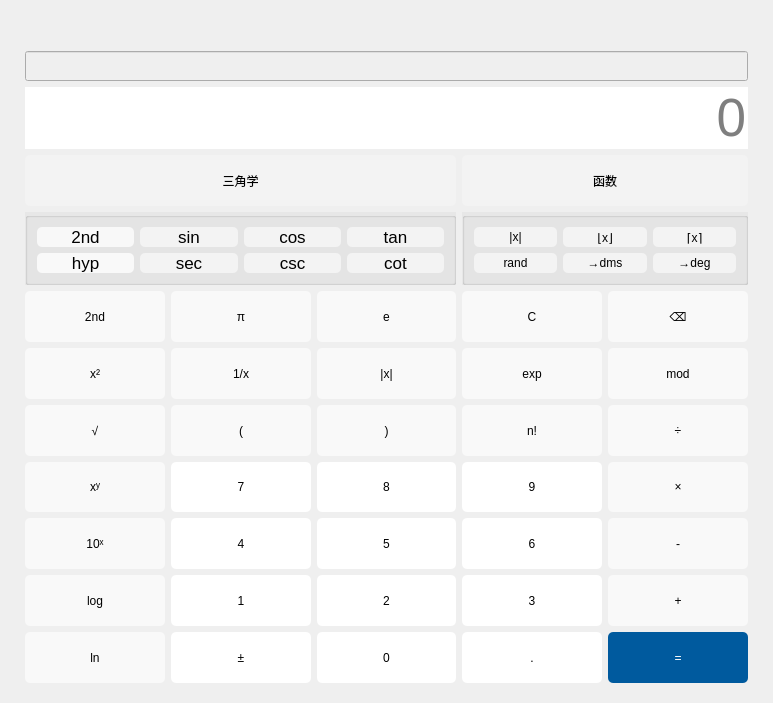
Old version of the form painting.ui in the repository Hongxy-prodigal/Calculator.
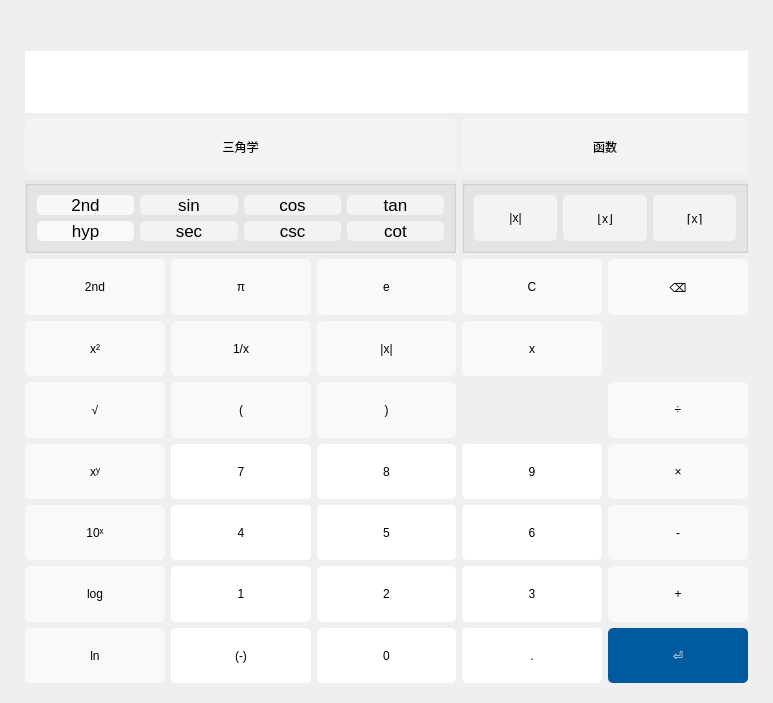
New version of the form. The open tabs and pages were chosen to show the change. Icons and pictures are not drawn. Custom widgets are drawn as their Qt base class.

Commit message: complete the painting and all part

What changed in the file:
```diff
--- a/painting.ui
+++ b/painting.ui
@@ -69,7 +69,7 @@
    <item row="1" column="0">
     <widget class="QStackedWidget" name="stackedWidget">
      <property name="currentIndex">
-      <number>1</number>
+      <number>0</number>
      </property>
      <widget class="QWidget" name="pageOutput">
       <layout class="QGridLayout" name="gridLayout_7">
@@ -95,57 +95,10 @@
           <number>0</number>
          </property>
          <item row="0" column="0">
-          <widget class="QLineEdit" name="addDisplay">
-           <property name="enabled">
-            <bool>false</bool>
-           </property>
-           <property name="minimumSize">
-            <size>
-             <width>0</width>
-             <height>30</height>
-            </size>
-           </property>
-           <property name="text">
-            <string/>
-           </property>
-           <property name="alignment">
-            <set>Qt::AlignRight|Qt::AlignTrailing|Qt::AlignVCenter</set>
-           </property>
-          </widget>
-         </item>
-         <item row="1" column="0">
           <layout class="QGridLayout" name="gridLayout_2">
            <property name="sizeConstraint">
             <enum>QLayout::SetDefaultConstraint</enum>
            </property>
-           <item row="5" column="5">
-            <widget class="QPushButton" name="btnMod">
-             <property name="sizePolicy">
-              <sizepolicy hsizetype="Preferred" vsizetype="Preferred">
-               <horstretch>0</horstretch>
-               <verstretch>0</verstretch>
-              </sizepolicy>
-             </property>
-             <property name="styleSheet">
-              <string notr="true">QPushButton:hover{
-	background-color: rgb(246, 246, 246);
-}
-QPushButton:!hover{
-	background-color:rgb(249, 249, 249);
-	font: 12pt &quot;Arial&quot;;
-}</string>
-             </property>
-             <property name="text">
-              <string>mod</string>
-             </property>
-             <property name="default">
-              <bool>false</bool>
-             </property>
-             <property name="flat">
-              <bool>false</bool>
-             </property>
-            </widget>
-           </item>
            <item row="8" column="2">
             <widget class="QPushButton" name="btnNum7">
              <property name="sizePolicy">
@@ -283,34 +236,6 @@
              </property>
             </widget>
            </item>
-           <item row="5" column="4">
-            <widget class="QPushButton" name="btnExp">
-             <property name="sizePolicy">
-              <sizepolicy hsizetype="Preferred" vsizetype="Preferred">
-               <horstretch>0</horstretch>
-               <verstretch>0</verstretch>
-              </sizepolicy>
-             </property>
-             <property name="styleSheet">
-              <string notr="true">QPushButton:hover{
-	background-color: rgb(246, 246, 246);
-}
-QPushButton:!hover{
-	background-color:rgb(249, 249, 249);
-	font: 12pt &quot;Arial&quot;;
-}</string>
-             </property>
-             <property name="text">
-              <string>exp</string>
-             </property>
-             <property name="default">
-              <bool>false</bool>
-             </property>
-             <property name="flat">
-              <bool>false</bool>
-             </property>
-            </widget>
-           </item>
            <item row="10" column="5">
             <widget class="QPushButton" name="btnPlus">
              <property name="sizePolicy">
@@ -899,7 +824,7 @@
             </widget>
            </item>
            <item row="11" column="5">
-            <widget class="QPushButton" name="btnEqual">
+            <widget class="QPushButton" name="btnReturn">
              <property name="sizePolicy">
               <sizepolicy hsizetype="Preferred" vsizetype="Preferred">
                <horstretch>0</horstretch>
@@ -909,16 +834,16 @@
              <property name="styleSheet">
               <string notr="true">QPushButton:hover{
 	background-color: rgb(25, 106, 167);
-	font: 30pt &quot;Arial&quot;;
+	font: 16pt &quot;Arial&quot;;
 }
 QPushButton:!hover{
 	background-color:rgb(0, 90, 158);
 	color:rgb(255,255,255);
-	font: 25pt &quot;Arial&quot;;
+	font: 12pt &quot;Arial&quot;;
 }</string>
              </property>
              <property name="text">
-              <string>=</string>
+              <string>⏎</string>
              </property>
              <property name="checkable">
               <bool>false</bool>
@@ -961,34 +886,6 @@
              </property>
             </widget>
            </item>
-           <item row="6" column="4">
-            <widget class="QPushButton" name="btnFactorial">
-             <property name="sizePolicy">
-              <sizepolicy hsizetype="Preferred" vsizetype="Preferred">
-               <horstretch>0</horstretch>
-               <verstretch>0</verstretch>
-              </sizepolicy>
-             </property>
-             <property name="styleSheet">
-              <string notr="true">QPushButton:hover{
-	background-color: rgb(246, 246, 246);
-}
-QPushButton:!hover{
-	background-color:rgb(249, 249, 249);
-	font: 12pt &quot;Arial&quot;;
-}</string>
-             </property>
-             <property name="text">
-              <string>n!</string>
-             </property>
-             <property name="default">
-              <bool>false</bool>
-             </property>
-             <property name="flat">
-              <bool>false</bool>
-             </property>
-            </widget>
-           </item>
            <item row="9" column="4">
             <widget class="QPushButton" name="btnNum6">
              <property name="sizePolicy">
@@ -1060,7 +957,7 @@
 }</string>
              </property>
              <property name="text">
-              <string>±</string>
+              <string>(-)</string>
              </property>
              <property name="default">
               <bool>false</bool>
@@ -1072,6 +969,9 @@
            </item>
            <item row="1" column="1" colspan="5">
             <widget class="QLineEdit" name="display">
+             <property name="enabled">
+              <bool>true</bool>
+             </property>
              <property name="sizePolicy">
               <sizepolicy hsizetype="Preferred" vsizetype="Preferred">
                <horstretch>0</horstretch>
@@ -1106,8 +1006,11 @@
              <property name="alignment">
               <set>Qt::AlignRight|Qt::AlignTrailing|Qt::AlignVCenter</set>
              </property>
+             <property name="readOnly">
+              <bool>false</bool>
+             </property>
              <property name="placeholderText">
-              <string>0</string>
+              <string/>
              </property>
             </widget>
            </item>
@@ -1502,126 +1405,6 @@
                 </property>
                </widget>
               </item>
-              <item row="1" column="2">
-               <widget class="QPushButton" name="btnDeg">
-                <property name="sizePolicy">
-                 <sizepolicy hsizetype="Preferred" vsizetype="Preferred">
-                  <horstretch>0</horstretch>
-                  <verstretch>0</verstretch>
-                 </sizepolicy>
-                </property>
-                <property name="styleSheet">
-                 <string notr="true">QPushButton:hover{
-	background-color: rgb(239, 239, 239);
-}
-QPushButton:!hover{
-	background-color:rgb(243, 243, 243);
-}
-QPushButton{
-	font: 13pt &quot;Arial&quot;;
-}</string>
-                </property>
-                <property name="text">
-                 <string>→deg</string>
-                </property>
-                <property name="default">
-                 <bool>false</bool>
-                </property>
-                <property name="flat">
-                 <bool>false</bool>
-                </property>
-               </widget>
-              </item>
-              <item row="1" column="1">
-               <widget class="QPushButton" name="btnDms">
-                <property name="sizePolicy">
-                 <sizepolicy hsizetype="Preferred" vsizetype="Preferred">
-                  <horstretch>0</horstretch>
-                  <verstretch>0</verstretch>
-                 </sizepolicy>
-                </property>
-                <property name="styleSheet">
-                 <string notr="true">QPushButton:hover{
-	background-color: rgb(239, 239, 239);
-}
-QPushButton:!hover{
-	background-color:rgb(243, 243, 243);
-}
-QPushButton{
-	font: 13pt &quot;Arial&quot;;
-}</string>
-                </property>
-                <property name="text">
-                 <string>→dms</string>
-                </property>
-                <property name="default">
-                 <bool>false</bool>
-                </property>
-                <property name="flat">
-                 <bool>false</bool>
-                </property>
-               </widget>
-              </item>
-              <item row="0" column="1">
-               <widget class="QPushButton" name="btnFloor">
-                <property name="sizePolicy">
-                 <sizepolicy hsizetype="Preferred" vsizetype="Preferred">
-                  <horstretch>0</horstretch>
-                  <verstretch>0</verstretch>
-                 </sizepolicy>
-                </property>
-                <property name="styleSheet">
-                 <string notr="true">QPushButton:hover{
-	background-color: rgb(239, 239, 239);
-}
-QPushButton:!hover{
-	background-color:rgb(243, 243, 243);
-}
-QPushButton{
-	font: 13pt &quot;Arial&quot;;
-}</string>
-                </property>
-                <property name="text">
-                 <string>⌊x⌋</string>
-                </property>
-                <property name="default">
-                 <bool>false</bool>
-                </property>
-                <property name="flat">
-                 <bool>false</bool>
-                </property>
-               </widget>
-              </item>
-              <item row="1" column="0">
-               <widget class="QPushButton" name="btnRand">
-                <property name="sizePolicy">
-                 <sizepolicy hsizetype="Preferred" vsizetype="Preferred">
-                  <horstretch>0</horstretch>
-                  <verstretch>0</verstretch>
-                 </sizepolicy>
-                </property>
-                <property name="styleSheet">
-                 <string notr="true">QPushButton:hover{
-	background-color: rgb(239, 239, 239);
-}
-QPushButton:!hover{
-	background-color:rgb(243, 243, 243);
-}
-QPushButton{
-	font: 13pt &quot;Arial&quot;;
-}</string>
-                </property>
-                <property name="text">
-                 <string>rand</string>
-                </property>
-                <property name="default">
-                 <bool>false</bool>
-                </property>
-                <property name="flat">
-                 <bool>false</bool>
-                </property>
-               </widget>
-              </item>
               <item row="0" column="0">
                <widget class="QPushButton" name="btnAbs_2">
                 <property name="sizePolicy">
@@ -1652,6 +1435,36 @@
                 </property>
                </widget>
               </item>
+              <item row="0" column="1">
+               <widget class="QPushButton" name="btnFloor">
+                <property name="sizePolicy">
+                 <sizepolicy hsizetype="Preferred" vsizetype="Preferred">
+                  <horstretch>0</horstretch>
+                  <verstretch>0</verstretch>
+                 </sizepolicy>
+                </property>
+                <property name="styleSheet">
+                 <string notr="true">QPushButton:hover{
+	background-color: rgb(239, 239, 239);
+}
+QPushButton:!hover{
+	background-color:rgb(243, 243, 243);
+}
+QPushButton{
+	font: 13pt &quot;Arial&quot;;
+}</string>
+                </property>
+                <property name="text">
+                 <string>⌊x⌋</string>
+                </property>
+                <property name="default">
+                 <bool>false</bool>
+                </property>
+                <property name="flat">
+                 <bool>false</bool>
+                </property>
+               </widget>
+              </item>
              </layout>
             </widget>
            </item>
@@ -1721,6 +1534,34 @@
              </property>
             </widget>
            </item>
+           <item row="5" column="4">
+            <widget class="QPushButton" name="btnX">
+             <property name="sizePolicy">
+              <sizepolicy hsizetype="Preferred" vsizetype="Preferred">
+               <horstretch>0</horstretch>
+               <verstretch>0</verstretch>
+              </sizepolicy>
+             </property>
+             <property name="styleSheet">
+              <string notr="true">QPushButton:hover{
+	background-color: rgb(246, 246, 246);
+}
+QPushButton:!hover{
+	background-color:rgb(249, 249, 249);
+	font: 12pt &quot;Arial&quot;;
+}</string>
+             </property>
+             <property name="text">
+              <string>x</string>
+             </property>
+             <property name="default">
+              <bool>false</bool>
+             </property>
+             <property name="flat">
+              <bool>false</bool>
+             </property>
+            </widget>
+           </item>
           </layout>
          </item>
         </layout>
```
The commit also changes 2 other files.
